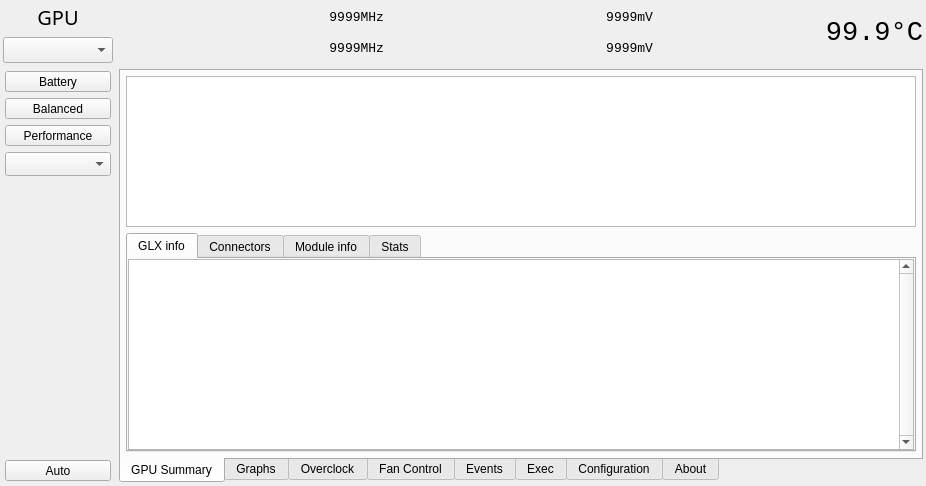
Before: the Qt Designer form radeon-profile/radeon_profile.ui in marazmista/radeon-profile, drawn with Qt 5.
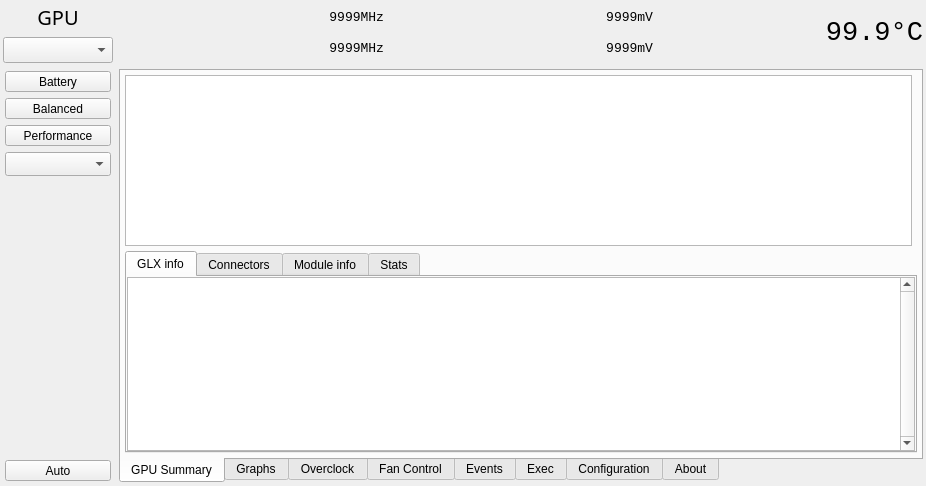
After: the same form once the commit is applied. The open tabs and pages were chosen to show the change. Icons and pictures are not drawn.

Commit message: fixed layout margins

The edit to the form file:
```diff
--- a/radeon-profile/radeon_profile.ui
+++ b/radeon-profile/radeon_profile.ui
@@ -528,63 +528,24 @@
        <attribute name="title">
         <string>GPU Summary</string>
        </attribute>
-       <layout class="QVBoxLayout" name="verticalLayout_10">
+       <layout class="QGridLayout" name="gridLayout_4">
         <property name="leftMargin">
-         <number>5</number>
+         <number>4</number>
         </property>
         <property name="topMargin">
-         <number>5</number>
+         <number>4</number>
         </property>
         <property name="rightMargin">
-         <number>5</number>
+         <number>4</number>
         </property>
         <property name="bottomMargin">
-         <number>5</number>
+         <number>4</number>
         </property>
-        <item>
-         <widget class="QWidget" name="widget" native="true">
-          <property name="minimumSize">
-           <size>
-            <width>651</width>
-            <height>151</height>
-           </size>
-          </property>
-          <property name="maximumSize">
-           <size>
-            <width>16777215</width>
-            <height>155</height>
-           </size>
-          </property>
-          <layout class="QHBoxLayout" name="horizontalLayout">
            <property name="spacing">
-            <number>6</number>
-           </property>
-           <property name="leftMargin">
-            <number>0</number>
-           </property>
-           <property name="topMargin">
-            <number>0</number>
-           </property>
-           <property name="rightMargin">
-            <number>0</number>
-           </property>
-           <property name="bottomMargin">
-            <number>0</number>
-           </property>
-           <item>
+         <number>5</number>
+        </property>
+        <item row="0" column="0">
             <widget class="QTreeWidget" name="list_currentGPUData">
-             <property name="minimumSize">
-              <size>
-               <width>261</width>
-               <height>124</height>
-              </size>
-             </property>
-             <property name="maximumSize">
-              <size>
-               <width>16777215</width>
-               <height>151</height>
-              </size>
-             </property>
              <property name="font">
               <font>
                <family>Monospace</family>
@@ -624,10 +585,7 @@
              </column>
             </widget>
            </item>
-          </layout>
-         </widget>
-        </item>
-        <item>
+        <item row="1" column="0" colspan="2">
          <widget class="QTabWidget" name="tabs_systemInfo">
           <property name="currentIndex">
            <number>0</number>
```
Left out of the diff: 35 changed lines with no effect on the pictures. Lines whose indentation alone changed are shown as unchanged.
